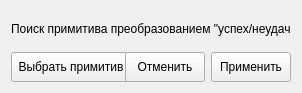
meikuam/img_proc, file searchwindow.ui: the form before one commit.
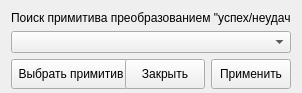
The form after the commit.

Patch:
```diff
--- a/searchwindow.ui
+++ b/searchwindow.ui
@@ -60,7 +60,11 @@
      </layout>
     </item>
     <item>
-     <layout class="QGridLayout" name="gridLayout"/>
+     <layout class="QGridLayout" name="gridLayout">
+      <item row="0" column="0">
+       <widget class="QComboBox" name="comboBox"/>
+      </item>
+     </layout>
     </item>
     <item>
      <layout class="QHBoxLayout" name="horizontalLayout_2">
@@ -120,7 +124,7 @@
          </size>
         </property>
         <property name="text">
-         <string>Отменить</string>
+         <string>Закрыть</string>
         </property>
        </widget>
       </item>
```
Left out of the diff: 2 changed lines with no effect on the pictures.
